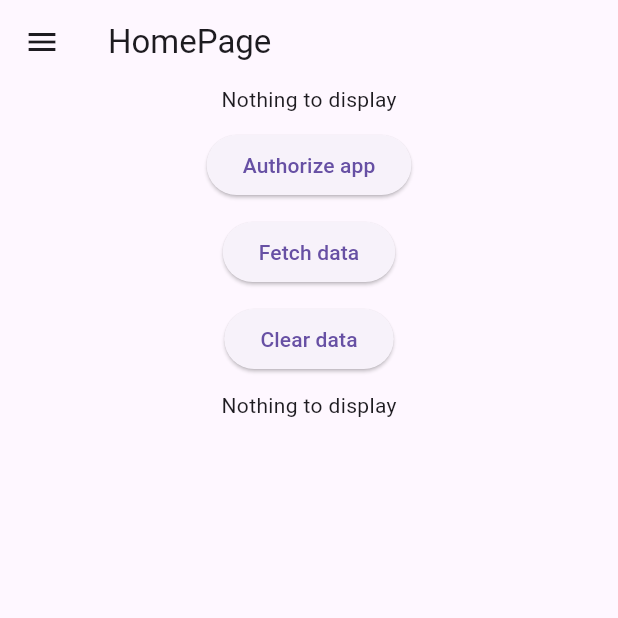
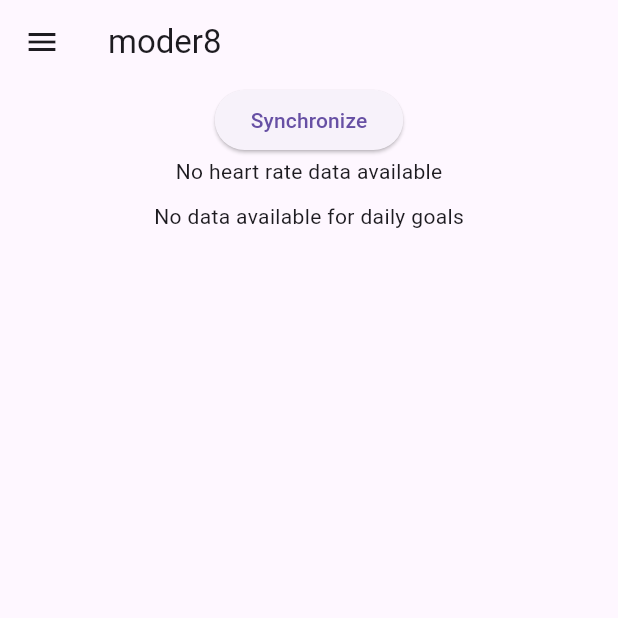
Before and after one commit to mariausy/health_app, a Flutter app: the HomePage screen opened directly, on a phone screen of 412 x 824 dp, the top half of it. Run offline on Flutter 3.47's test engine with Material 3 defaults, Android fonts, the phone set to English and light mode, and no system bars; our stand-ins replace jwt_decoder, shared_preferences, syncfusion_flutter_charts; accounts and stored records are empty.

Commit message:
Synchronize button

```diff
--- a/project_code/lib/screens/homepage.dart
+++ b/project_code/lib/screens/homepage.dart
@@ -14,16 +14,40 @@ class HomePage extends StatelessWidget {
   Widget build(BuildContext context) {
     return Scaffold(
       appBar: AppBar(
-        title: Text('HomePage'),
+        title: Text('moder8'),
       ),
       body: ListView(
         children: <Widget>[
         Column(
           mainAxisAlignment: MainAxisAlignment.center,
           children: [
+            ElevatedButton(
+                onPressed: () async {
+                  // Clear data
+                  Provider.of<DataProvider>(context, listen: false).clearData();
+
+                  // Authorize
+                  final result = await ImpactService.authorize();
+                  final message =
+                      result == 200 ? 'Request successful' : 'Request failed';
+                  ScaffoldMessenger.of(context)
+                    ..removeCurrentSnackBar()
+                    ..showSnackBar(SnackBar(content: Text(message)));
+
+                  // Fetch data
+                  Provider.of<DataProvider>(context, listen: false)
+                      .fetchHeartData('2023-05-13');
+                      //DateFormat('yyyy-MM-dd').format(DateTime.now())
+                  Provider.of<DataProvider>(context, listen: false)
+                      .fetchStepData('2023-05-13');
+                  Provider.of<DataProvider>(context, listen: false)
+                      .fetchSleepData('2023-05-13');
+                },
+                child: Text('Synchronize')
+            ),
             Consumer<DataProvider>(builder: (context, data, child) {
               if (data.heartData.length == 0) {
-                return Text('Nothing to display');
+                return Text('No heart rate data available');
               }//if
               else {
                 return HeartDataPlot(heartData: data.heartData);
@@ -32,47 +56,9 @@ class HomePage extends StatelessWidget {
             SizedBox(
               height: 10,
             ),
-            ElevatedButton(
-                onPressed: () async {
-                  final result = await ImpactService.authorize();
-                  final message =
-                      result == 200 ? 'Request successful' : 'Request failed';
-                  ScaffoldMessenger.of(context)
-                    ..removeCurrentSnackBar()
-                    ..showSnackBar(SnackBar(content: Text(message)));
-                },
-                child: Text('Authorize app')
-            ),
-            SizedBox(
-              height: 10,
-            ),
-            ElevatedButton(
-                onPressed: () {
-                  Provider.of<DataProvider>(context, listen: false)
-                      .fetchHeartData('2023-05-13');
-                      //DateFormat('yyyy-MM-dd').format(DateTime.now())
-                  Provider.of<DataProvider>(context, listen: false)
-                      .fetchStepData('2023-05-13');
-                  Provider.of<DataProvider>(context, listen: false)
-                      .fetchSleepData('2023-05-13');
-                },
-                child: Text('Fetch data')
-            ),
-            SizedBox(
-              height: 10,
-            ),
-            ElevatedButton(
-                onPressed: () {
-                  Provider.of<DataProvider>(context, listen: false).clearData();
-                },
-                child: Text('Clear data')
-            ),
-            SizedBox(
-              height: 10,
-            ),
             Consumer<DataProvider>(builder: (context, data, child) {
               if (data.stepData.length == 0 || data.sleepData.length==0) {
-                return Text('Nothing to display');
+                return Text('No data available for daily goals');
               }//if
               else {
                 return DailyCircle(stepData: data.stepData, sleepData: data.sleepData);
```
